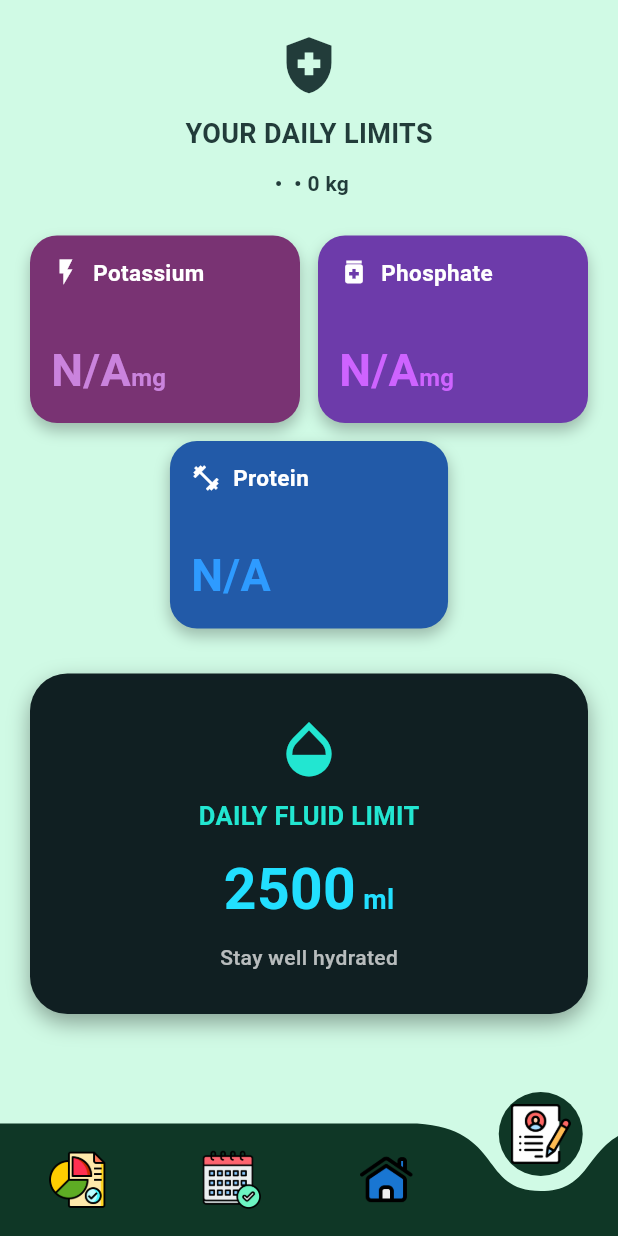
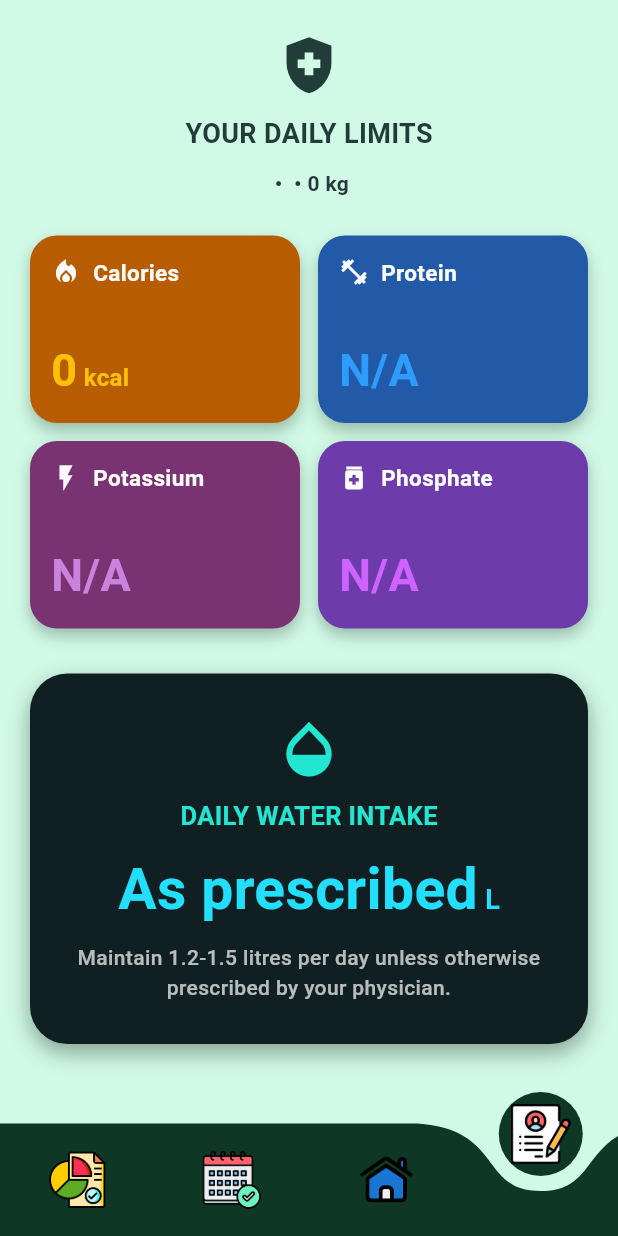
Before and after one commit to kirr24/RenalBites, a Flutter app: the RenalProfileScreen screen opened by its route, on a phone screen of 412 x 824 dp. Run offline on Flutter 3.47's test engine with Material 3 defaults, Android fonts, the phone set to English and light mode, and no system bars; drawn by our look-alikes of curved_navigation_bar; our stand-ins replace cloud_firestore, firebase_auth, firebase_core, firebase_storage, fl_chart, image_picker and 1 more; accounts and stored records are empty.

Commit message:
Update renalprofile_screen.dart
change the units

```diff
--- a/lib/screens/renalprofile_screen.dart
+++ b/lib/screens/renalprofile_screen.dart
@@ -12,7 +12,6 @@ class RenalProfileScreen extends StatefulWidget {
 
 class _RenalProfileScreenState extends State<RenalProfileScreen> {
   final User? user = FirebaseAuth.instance.currentUser;
-
   bool limitsSaved = false;
 
   Future<Map<String, dynamic>?> getUserData() async {
@@ -23,26 +22,31 @@ class _RenalProfileScreenState extends State<RenalProfileScreen> {
         .doc(user!.uid)
         .get();
 
-    if (doc.exists) {
-      return doc.data();
-    }
-
-    return null;
+    return doc.exists ? doc.data() : null;
   }
 
   Future<void> saveLimitstoFirestore({
+    required String calories,
     required String protein,
     required String potassium,
     required String phosphate,
+    required String water,
   }) async {
     if (user == null) return;
 
     await FirebaseFirestore.instance.collection('users').doc(user!.uid).set({
+      'caloriesLimit': calories,
       'proteinLimit': protein,
       'potassiumLimit': potassium,
       'phosphateLimit': phosphate,
+      'waterLimit': water,
       'limitsLastUpdated': FieldValue.serverTimestamp(),
     }, SetOptions(merge: true));
+  }
+
+  String calculateCaloriesLimit({required double weight}) {
+    final calories = weight * 30;
+    return calories.toStringAsFixed(0);
   }
 
   String calculateProteinLimit({
@@ -53,31 +57,25 @@ class _RenalProfileScreenState extends State<RenalProfileScreen> {
     stage = stage.toLowerCase();
     final disease = typeOfDisease.toLowerCase();
 
-    // For Hemodialysis
     if (disease.contains('hemodialysis')) {
-      double protein = weight * 1.2;
-      return protein.toStringAsFixed(0);
+      return (weight * 1.2).toStringAsFixed(0);
     }
 
-    // For CKD
     if (stage.contains('stage 1') || stage.contains('stage 2')) {
-      double min = weight * 0.8;
-      double max = weight * 1.0;
+      final min = weight * 0.8;
+      final max = weight * 1.0;
       return "${min.toStringAsFixed(0)}-${max.toStringAsFixed(0)}";
     } else if (stage.contains('stage 3')) {
-      double min = weight * 0.6;
-      double max = weight * 0.8;
+      final min = weight * 0.6;
+      final max = weight * 0.8;
       return "${min.toStringAsFixed(0)}-${max.toStringAsFixed(0)}";
     } else if (stage.contains('stage 4')) {
-      double protein = weight * 0.6;
-      return protein.toStringAsFixed(0);
+      return (weight * 0.6).toStringAsFixed(0);
     } else if (stage.contains('stage 5')) {
       return "Doctor";
-    } else if (stage.contains('dialysis')) {
-      return "Higher";
-    } else {
-      return "N/A";
     }
+
+    return "N/A";
   }
 
   String calculatePotassiumLimit({
@@ -87,11 +85,8 @@ class _RenalProfileScreenState extends State<RenalProfileScreen> {
     final disease = typeOfDisease.toLowerCase();
     stage = stage.toLowerCase();
 
-    // For Hemodialysis
     if (disease.contains('hemodialysis')) {
       return "2000";
-
-      // For CKD
     } else if (stage.contains('stage 1') || stage.contains('stage 2')) {
       return "4700";
     } else if (stage.contains('stage 3')) {
@@ -100,9 +95,9 @@ class _RenalProfileScreenState extends State<RenalProfileScreen> {
       return "2500";
     } else if (stage.contains('stage 5')) {
       return "2000";
-    } else {
-      return "N/A";
     }
+
+    return "N/A";
   }
 
   String calculatePhosphateLimit({
@@ -112,11 +107,10 @@ class _RenalProfileScreenState extends State<RenalProfileScreen> {
     final disease = typeOfDisease.toLowerCase();
     stage = stage.toLowerCase();
 
-    // For Hemodialysis and CKD Stage 5
     if (disease.contains('hemodialysis') || stage.contains('stage 5')) {
       return "800";
     }
-    // For CKD
+
     if (stage.contains('stage 1') ||
         stage.contains('stage 2') ||
         stage.contains('stage 3') ||
@@ -127,11 +121,45 @@ class _RenalProfileScreenState extends State<RenalProfileScreen> {
     return "N/A";
   }
 
+  String calculateWaterLimit({
+    required String typeOfDisease,
+    required String stage,
+  }) {
+    final disease = typeOfDisease.toLowerCase();
+    final stageLower = stage.toLowerCase();
+
+    if (disease.contains('hemodialysis') || stageLower.contains('stage 5')) {
+      return "0.5-0.8";
+    }
+
+    if (stageLower.contains('stage 1') ||
+        stageLower.contains('stage 2') ||
+        stageLower.contains('stage 3') ||
+        stageLower.contains('stage 4')) {
+      return "1.2-1.5";
+    }
+
+    return "As prescribed";
+  }
+
+  String waterAdviceText({
+    required String typeOfDisease,
+    required String stage,
+  }) {
+    final disease = typeOfDisease.toLowerCase();
+    final stageLower = stage.toLowerCase();
+
+    if (disease.contains('hemodialysis') || stageLower.contains('stage 5')) {
+      return "Recommended fluid intake is 0.5-0.8 litres per day, or as prescribed by your physician.";
+    }
+
+    return "Maintain 1.2-1.5 litres per day unless otherwise prescribed by your physician.";
+  }
+
   @override
   Widget build(BuildContext context) {
     return Scaffold(
       backgroundColor: const Color.fromARGB(255, 208, 250, 229),
-
       body: SafeArea(
         child: FutureBuilder<Map<String, dynamic>?>(
           future: getUserData(),
@@ -153,6 +181,8 @@ class _RenalProfileScreenState extends State<RenalProfileScreen> {
             final String typeOfDisease =
                 data['typeOfDisease']?.toString() ?? "";
 
+            final String caloriesLimit = calculateCaloriesLimit(weight: weight);
+
             final String proteinLimit = calculateProteinLimit(
               weight: weight,
               typeOfDisease: typeOfDisease,
@@ -169,14 +199,26 @@ class _RenalProfileScreenState extends State<RenalProfileScreen> {
               stage: stage,
             );
 
+            final String waterLimit = calculateWaterLimit(
+              typeOfDisease: typeOfDisease,
+              stage: stage,
+            );
+
+            final String waterAdvice = waterAdviceText(
+              typeOfDisease: typeOfDisease,
+              stage: stage,
+            );
+
             if (!limitsSaved) {
               limitsSaved = true;
 
               WidgetsBinding.instance.addPostFrameCallback((_) async {
-                saveLimitstoFirestore(
+                await saveLimitstoFirestore(
+                  calories: caloriesLimit,
                   protein: proteinLimit,
                   potassium: potassiumLimit,
                   phosphate: phosphateLimit,
+                  water: waterLimit,
                 );
               });
             }
@@ -232,9 +274,47 @@ class _RenalProfileScreenState extends State<RenalProfileScreen> {
                             child: SizedBox(
                               height: 125,
                               child: LimitCard(
+                                title: "Calories",
+                                value: caloriesLimit,
+                                unit: " kcal",
+                                icon: Icons.local_fire_department,
+                                bgColor: Color(0xFFB85C00),
+                                valueColor: Color(0xFFFFC107),
+                              ),
+                            ),
+                          ),
+                          SizedBox(width: 12),
+                          Expanded(
+                            child: SizedBox(
+                              height: 125,
+                              child: LimitCard(
+                                title: "Protein",
+                                value: proteinLimit,
+                                unit:
+                                    proteinLimit == "Doctor" ||
+                                        proteinLimit == "N/A"
+                                    ? ""
+                                    : " g",
+                                icon: Icons.fitness_center,
+                                bgColor: Color(0xFF225AA8),
+                                valueColor: Color(0xFF2E9BFF),
+                              ),
+                            ),
+                          ),
+                        ],
+                      ),
+
+                      const SizedBox(height: 12),
+
+                      Row(
+                        children: [
+                          Expanded(
+                            child: SizedBox(
+                              height: 125,
+                              child: LimitCard(
                                 title: "Potassium",
                                 value: potassiumLimit,
-                                unit: "mg",
+                                unit: potassiumLimit == "N/A" ? "" : " mg",
                                 icon: Icons.flash_on,
                                 bgColor: Color.fromARGB(255, 121, 51, 115),
                                 valueColor: Color.fromARGB(255, 202, 131, 221),
@@ -248,7 +328,7 @@ class _RenalProfileScreenState extends State<RenalProfileScreen> {
                               child: LimitCard(
                                 title: "Phosphate",
                                 value: phosphateLimit,
-                                unit: "mg",
+                                unit: phosphateLimit == "N/A" ? "" : " mg",
                                 icon: Icons.medication,
                                 bgColor: Color(0xFF6D3BAA),
                                 valueColor: Color(0xFFCE63FF),
@@ -256,27 +336,6 @@ class _RenalProfileScreenState extends State<RenalProfileScreen> {
                             ),
                           ),
                         ],
-                      ),
-
-                      const SizedBox(height: 12),
-
-                      Center(
-                        child: SizedBox(
-                          width: MediaQuery.of(context).size.width * 0.45,
-                          height: 125,
-                          child: LimitCard(
-                            title: "Protein",
-                            value: proteinLimit,
-                            unit:
-                                proteinLimit == "Doctor" ||
-                                    proteinLimit == "N/A"
-                                ? ""
-                                : "g",
-                            icon: Icons.fitness_center,
-                            bgColor: const Color(0xFF225AA8),
-                            valueColor: const Color(0xFF2E9BFF),
-                          ),
-                        ),
                       ),
                     ],
                   ),
@@ -301,31 +360,35 @@ class _RenalProfileScreenState extends State<RenalProfileScreen> {
                       ],
                     ),
                     child: Column(
-                      children: const [
-                        Icon(Icons.opacity, color: Color(0xFF22E6D1), size: 45),
-                        SizedBox(height: 10),
-                        Text(
-                          "DAILY FLUID LIMIT",
+                      children: [
+                        const Icon(
+                          Icons.opacity,
+                          color: Color(0xFF22E6D1),
+                          size: 45,
+                        ),
+                        const SizedBox(height: 10),
+                        const Text(
+                          "DAILY WATER INTAKE",
                           style: TextStyle(
                             color: Color(0xFF22E6D1),
                             fontSize: 17,
                             fontWeight: FontWeight.bold,
                           ),
                         ),
-                        SizedBox(height: 10),
+                        const SizedBox(height: 10),
                         Text.rich(
                           TextSpan(
                             children: [
                               TextSpan(
-                                text: "2500",
-                                style: TextStyle(
+                                text: waterLimit,
+                                style: const TextStyle(
                                   color: Color(0xFF22DFFF),
                                   fontSize: 38,
                                   fontWeight: FontWeight.bold,
                                 ),
                               ),
-                              TextSpan(
-                                text: " ml",
+                              const TextSpan(
+                                text: " L",
                                 style: TextStyle(
                                   color: Color(0xFF22DFFF),
                                   fontSize: 18,
@@ -335,10 +398,11 @@ class _RenalProfileScreenState extends State<RenalProfileScreen> {
                             ],
                           ),
                         ),
-                        SizedBox(height: 8),
+                        const SizedBox(height: 8),
                         Text(
-                          "Stay well hydrated",
-                          style: TextStyle(
+                          waterAdvice,
+                          textAlign: TextAlign.center,
+                          style: const TextStyle(
                             color: Colors.white70,
                             fontSize: 14,
                             fontWeight: FontWeight.w500,
@@ -355,7 +419,6 @@ class _RenalProfileScreenState extends State<RenalProfileScreen> {
           },
         ),
       ),
-
       bottomNavigationBar: const BottomNavBar(currentIndex: 3),
     );
   }
```
